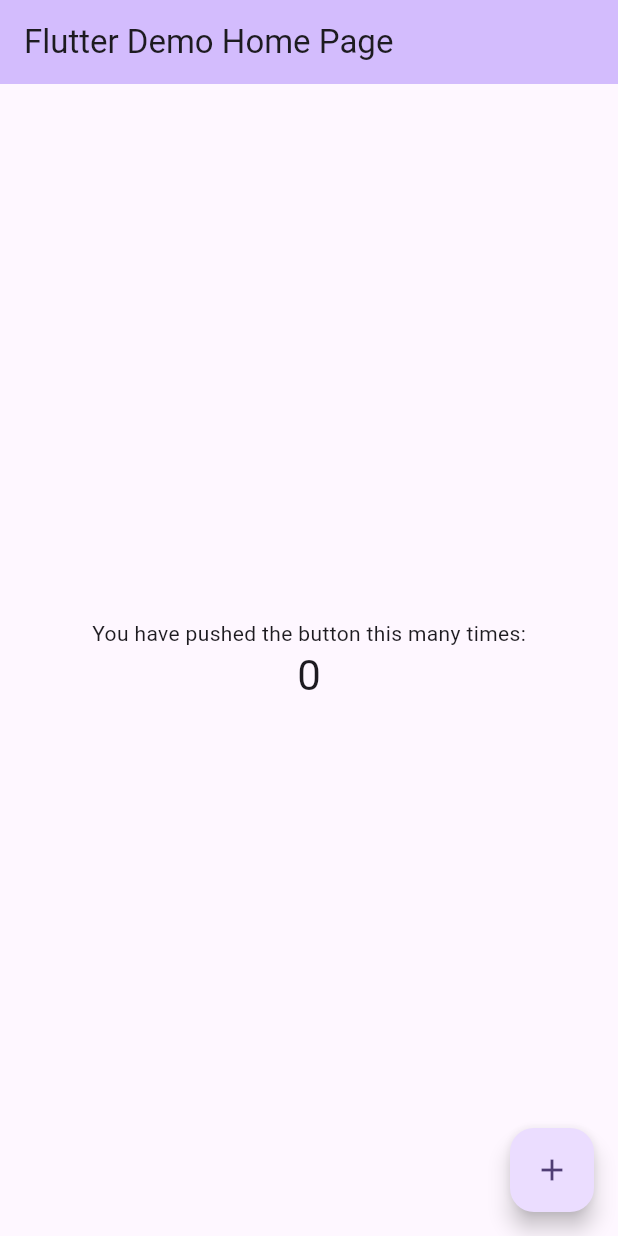
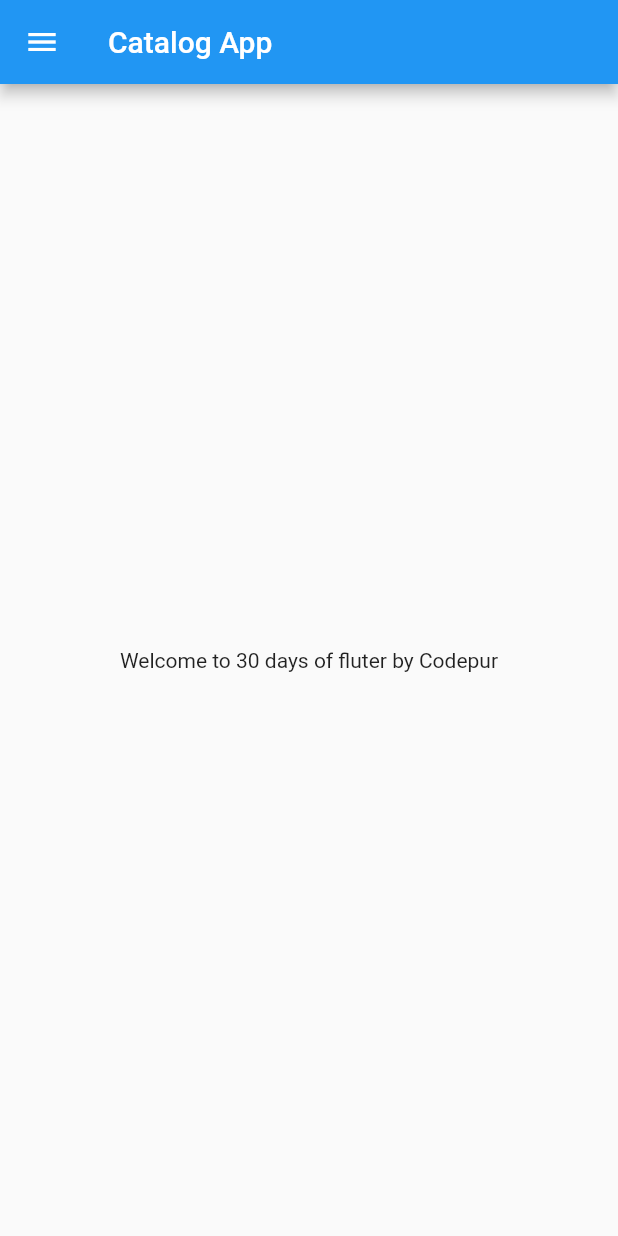
Before and after one commit to FaezAnsar/FirstCatalogApp, a Flutter app: the screen it shows after launch, on a phone screen of 412 x 824 dp. Run offline on Flutter 3.47's test engine with Material 2 defaults, Android fonts, the phone set to English and light mode, and no system bars.

Commit message:
Day 2 completed

```diff
--- /dev/null
+++ b/lib/home_pg.dart
@@ -0,0 +1,24 @@
+import 'package:flutter/material.dart';
+
+
+class HomePage extends StatelessWidget {
+
+  final int days =30;
+  final String name = "Codepur";
+  const HomePage({super.key});
+
+  @override
+  Widget build(BuildContext context) {
+    return Scaffold(
+      appBar: AppBar(
+        title: Text("Catalog App"),
+      ),
+      body: Center(
+        child:Container(
+        child: Text("Welcome to $days days of fluter by $name"),
+        )
+      ),
+      drawer: Drawer(),
+    );
+  }
+}
--- a/lib/main.dart
+++ b/lib/main.dart
@@ -1,125 +1,21 @@
-import 'package:flutter/material.dart';
+import "package:flutter/material.dart";
+import "home_pg.dart";
 
-void main() {
-  runApp(const MyApp());
+
+void main()
+{
+  runApp(FirstApp());
 }
 
-class MyApp extends StatelessWidget {
-  const MyApp({super.key});
+class FirstApp extends StatelessWidget
+{
+  const FirstApp({Key? key}):super(key: key);
 
-  // This widget is the root of your application.
   @override
-  Widget build(BuildContext context) {
+  Widget build(BuildContext context)
+  {
     return MaterialApp(
-      title: 'Flutter Demo',
-      theme: ThemeData(
-        // This is the theme of your application.
-        //
-        // TRY THIS: Try running your application with "flutter run". You'll see
-        // the application has a blue toolbar. Then, without quitting the app,
-        // try changing the seedColor in the colorScheme below to Colors.green
-        // and then invoke "hot reload" (save your changes or press the "hot
-        // reload" button in a Flutter-supported IDE, or press "r" if you used
-        // the command line to start the app).
-        //
-        // Notice that the counter didn't reset back to zero; the application
-        // state is not lost during the reload. To reset the state, use hot
-        // restart instead.
-        //
-        // This works for code too, not just values: Most code changes can be
-        // tested with just a hot reload.
-        colorScheme: ColorScheme.fromSeed(seedColor: Colors.deepPurple),
-        useMaterial3: true,
-      ),
-      home: const MyHomePage(title: 'Flutter Demo Home Page'),
+      home: HomePage(),
     );
   }
 }
-
-class MyHomePage extends StatefulWidget {
-  const MyHomePage({super.key, required this.title});
-
-  // This widget is the home page of your application. It is stateful, meaning
-  // that it has a State object (defined below) that contains fields that affect
-  // how it looks.
-
-  // This class is the configuration for the state. It holds the values (in this
-  // case the title) provided by the parent (in this case the App widget) and
-  // used by the build method of the State. Fields in a Widget subclass are
-  // always marked "final".
-
-  final String title;
-
-  @override
-  State<MyHomePage> createState() => _MyHomePageState();
-}
-
-class _MyHomePageState extends State<MyHomePage> {
-  int _counter = 0;
-
-  void _incrementCounter() {
-    setState(() {
-      // This call to setState tells the Flutter framework that something has
-      // changed in this State, which causes it to rerun the build method below
-      // so that the display can reflect the updated values. If we changed
-      // _counter without calling setState(), then the build method would not be
-      // called again, and so nothing would appear to happen.
-      _counter++;
-    });
-  }
-
-  @override
-  Widget build(BuildContext context) {
-    // This method is rerun every time setState is called, for instance as done
-    // by the _incrementCounter method above.
-    //
-    // The Flutter framework has been optimized to make rerunning build methods
-    // fast, so that you can just rebuild anything that needs updating rather
-    // than having to individually change instances of widgets.
-    return Scaffold(
-      appBar: AppBar(
-        // TRY THIS: Try changing the color here to a specific color (to
-        // Colors.amber, perhaps?) and trigger a hot reload to see the AppBar
-        // change color while the other colors stay the same.
-        backgroundColor: Theme.of(context).colorScheme.inversePrimary,
-        // Here we take the value from the MyHomePage object that was created by
-        // the App.build method, and use it to set our appbar title.
-        title: Text(widget.title),
-      ),
-      body: Center(
-        // Center is a layout widget. It takes a single child and positions it
-        // in the middle of the parent.
-        child: Column(
-          // Column is also a layout widget. It takes a list of children and
-          // arranges them vertically. By default, it sizes itself to fit its
-          // children horizontally, and tries to be as tall as its parent.
-          //
-          // Column has various properties to control how it sizes itself and
-          // how it positions its children. Here we use mainAxisAlignment to
-          // center the children vertically; the main axis here is the vertical
-          // axis because Columns are vertical (the cross axis would be
-          // horizontal).
-          //
-          // TRY THIS: Invoke "debug painting" (choose the "Toggle Debug Paint"
-          // action in the IDE, or press "p" in the console), to see the
-          // wireframe for each widget.
-          mainAxisAlignment: MainAxisAlignment.center,
-          children: <Widget>[
-            const Text(
-              'You have pushed the button this many times:',
-            ),
-            Text(
-              '$_counter',
-              style: Theme.of(context).textTheme.headlineMedium,
-            ),
-          ],
-        ),
-      ),
-      floatingActionButton: FloatingActionButton(
-        onPressed: _incrementCounter,
-        tooltip: 'Increment',
-        child: const Icon(Icons.add),
-      ), // This trailing comma makes auto-formatting nicer for build methods.
-    );
-  }
-}
```
